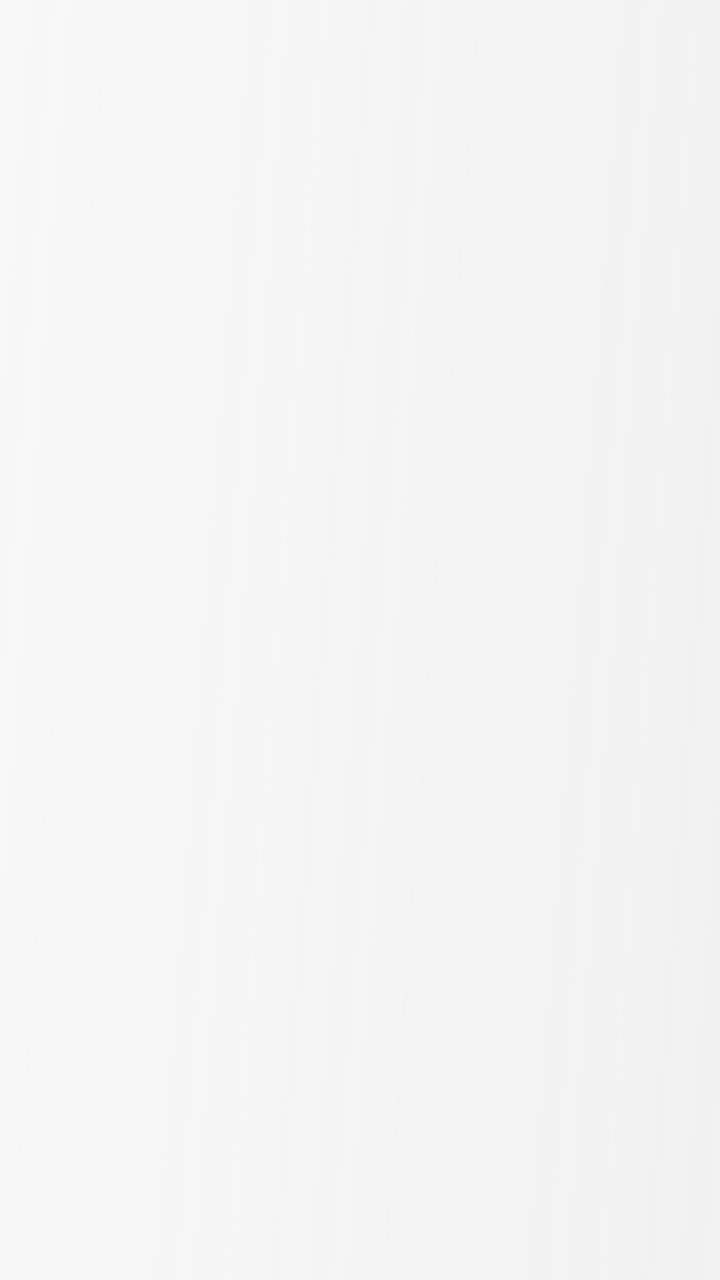
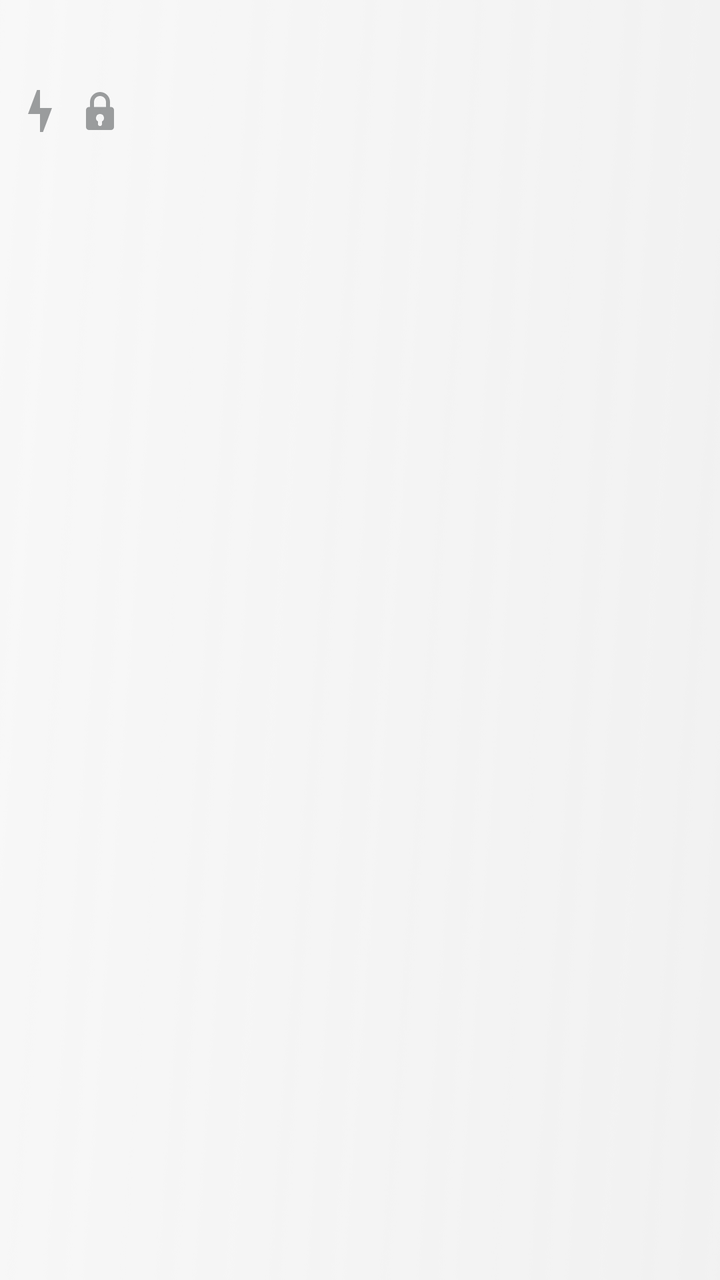

Screens rendered from an Android XML layout before and after an edit, with the pre-edit source and the edit as a unified diff.
<!-- AndroidManifest.xml: application theme Theme.MG4SimpleLauncher -->
<!-- res/layout/part_charge_summary.xml -->
<?xml version="1.0" encoding="utf-8"?>
<LinearLayout xmlns:android="http://schemas.android.com/apk/res/android"
    android:layout_width="match_parent"
    android:layout_height="wrap_content"
    android:layout_marginBottom="10dp"
    android:orientation="vertical">

    <TextView
        android:id="@+id/summary_name"
        android:layout_width="match_parent"
        android:layout_height="wrap_content"
        android:ellipsize="end"
        android:maxLines="1"
        android:textColor="@color/text_primary"
        android:textSize="@dimen/charge_name_size"
        android:textStyle="bold" />

    <TextView
        android:id="@+id/summary_detail"
        android:layout_width="match_parent"
        android:layout_height="wrap_content"
        android:layout_marginTop="2dp"
        android:ellipsize="end"
        android:maxLines="1"
        android:textColor="@color/text_secondary"
        android:textSize="@dimen/charge_detail_size" />
</LinearLayout>
<!-- resources referenced by this layout -->
<resources>
  <color name="text_primary">#3c4143</color>
  <color name="text_secondary">#7f3c4143</color>
  <dimen name="charge_detail_size">24sp</dimen>
  <dimen name="charge_name_size">28sp</dimen>
  <style name="Theme.MG4SimpleLauncher" parent="Theme.AppCompat.DayNight.NoActionBar">
          <item name="android:windowBackground">@drawable/bg_home</item>
          <item name="android:statusBarColor">@android:color/transparent</item>
          <item name="android:navigationBarColor">@android:color/transparent</item>
          <item name="colorAccent">@color/accent</item>
      </style>
  <!-- drawable bg_home: png bitmap (drawable, 80650 bytes) -->
  <color name="accent">#056eff</color>
</resources>

<!-- the commit's change to res/layout/part_charge_summary.xml (unified diff, before → after) -->
@@ -15,13 +15,69 @@
         android:textSize="@dimen/charge_name_size"
         android:textStyle="bold" />
 
-    <TextView
-        android:id="@+id/summary_detail"
+    
+    <LinearLayout
         android:layout_width="match_parent"
         android:layout_height="wrap_content"
         android:layout_marginTop="2dp"
-        android:ellipsize="end"
-        android:maxLines="1"
+        android:gravity="center_vertical"
+        android:orientation="horizontal">
+
+        <TextView
+            android:id="@+id/summary_detail"
+            android:layout_width="wrap_content"
+            android:layout_height="wrap_content"
+            android:layout_marginEnd="14dp"
+            android:ellipsize="end"
+            android:maxLines="1"
+            android:textColor="@color/text_secondary"
+            android:textSize="@dimen/charge_detail_size" />
+
+        <include
+            layout="@layout/part_charge_extras"
+            android:id="@+id/summary_extras"
+            android:layout_width="wrap_content"
+            android:layout_height="wrap_content" />
+    </LinearLayout>
+
+</LinearLayout>
+<!-- res/layout/part_charge_extras.xml (included above) -->
+<?xml version="1.0" encoding="utf-8"?>
+<LinearLayout xmlns:android="http://schemas.android.com/apk/res/android"
+    android:layout_width="wrap_content"
+    android:layout_height="wrap_content"
+    android:gravity="center_vertical"
+    android:orientation="horizontal">
+
+    <ImageView
+        android:id="@+id/charge_bays_icon"
+        android:layout_width="@dimen/charge_glyph_width_bolt"
+        android:layout_height="@dimen/charge_glyph_height"
+        android:contentDescription="@null"
+        android:src="@drawable/ic_glyph_bolt" />
+
+    <TextView
+        android:id="@+id/charge_bays"
+        android:layout_width="wrap_content"
+        android:layout_height="wrap_content"
+        android:layout_marginStart="2dp"
+        android:layout_marginEnd="14dp"
         android:textColor="@color/text_secondary"
-        android:textSize="@dimen/charge_detail_size" />
+        android:textSize="@dimen/secondary_text_size" />
+
+    <ImageView
+        android:id="@+id/charge_access_icon"
+        android:layout_width="@dimen/charge_glyph_width_lock"
+        android:layout_height="@dimen/charge_glyph_height"
+        android:contentDescription="@null"
+        android:src="@drawable/ic_glyph_lock" />
+
+    <TextView
+        android:id="@+id/charge_access"
+        android:layout_width="wrap_content"
+        android:layout_height="wrap_content"
+        android:layout_marginStart="4dp"
+        android:layout_marginEnd="14dp"
+        android:textColor="@color/text_secondary"
+        android:textSize="@dimen/secondary_text_size" />
 </LinearLayout>
<!-- resource entries referenced after the edit -->
@@ -3,7 +3,35 @@
   <color name="text_primary">#3c4143</color>
   <color name="text_secondary">#7f3c4143</color>
   <dimen name="charge_detail_size">24sp</dimen>
+  <dimen name="charge_glyph_height">21dp</dimen>
+  <dimen name="charge_glyph_width_bolt">12dp</dimen>
+  <dimen name="charge_glyph_width_lock">16dp</dimen>
   <dimen name="charge_name_size">28sp</dimen>
+  <dimen name="secondary_text_size">20sp</dimen>
+  <!-- drawable ic_glyph_bolt (drawable) -->
+  <vector xmlns:android="http://schemas.android.com/apk/res/android"
+      android:width="12dp"
+      android:height="21dp"
+      android:viewportWidth="6"
+      android:viewportHeight="10.5"
+      android:tint="@color/text_secondary">
+      <group android:translateX="-7" android:translateY="-5.75">
+          <path
+              android:fillColor="#FFFFFFFF"
+              android:pathData="M10.75 16.25H10V11.75H7L9.25 5.75H10V10.25H13L10.75 16.25Z" />
+      </group>
+  </vector>
+  <!-- drawable ic_glyph_lock (drawable) -->
+  <vector xmlns:android="http://schemas.android.com/apk/res/android"
+      android:width="16dp"
+      android:height="21dp"
+      android:viewportWidth="16"
+      android:viewportHeight="21"
+      android:tint="@color/text_secondary">
+      <path
+          android:fillColor="#FFFFFFFF"
+          android:pathData="M8 1C5.24 1 3 3.24 3 6v2.5H2.5A1.5 1.5 0 0 0 1 10v8.5A1.5 1.5 0 0 0 2.5 20h11a1.5 1.5 0 0 0 1.5-1.5V10a1.5 1.5 0 0 0-1.5-1.5H13V6c0-2.76-2.24-5-5-5zm0 2c1.66 0 3 1.34 3 3v2.5H5V6c0-1.66 1.34-3 3-3zm0 9a2 2 0 0 1 1 3.73V17a1 1 0 0 1-2 0v-1.27A2 2 0 0 1 8 12z" />
+  </vector>
   <style name="Theme.MG4SimpleLauncher" parent="Theme.AppCompat.DayNight.NoActionBar">
           <item name="android:windowBackground">@drawable/bg_home</item>
           <item name="android:statusBarColor">@android:color/transparent</item>
